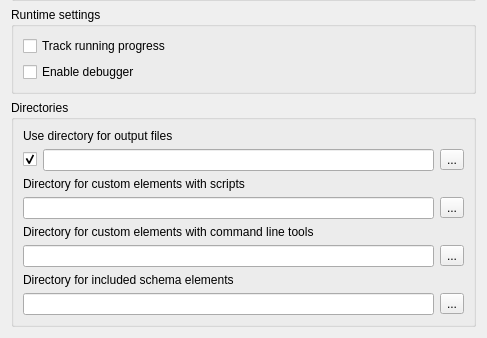
First picture: the form in src/plugins/workflow_designer/src/ui/WorkflowSettingsWidget.ui, repository violethaze74/ugene, before the edit; both pictures show x 0 to 487 and y 173 to 511 of the 487 by 511 pixel window.
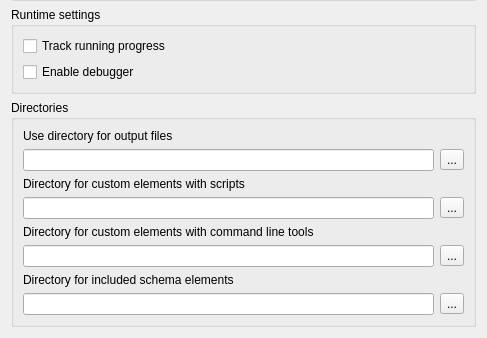
Second picture: the form after the edit.

The edit to the form file:
```diff
--- a/src/plugins/workflow_designer/src/ui/WorkflowSettingsWidget.ui
+++ b/src/plugins/workflow_designer/src/ui/WorkflowSettingsWidget.ui
@@ -127,16 +127,6 @@
       </item>
       <item>
        <layout class="QHBoxLayout" name="horizontalLayout_7">
-        <item>
-         <widget class="QCheckBox" name="workflowOutputBox">
-          <property name="text">
-           <string/>
-          </property>
-          <property name="checked">
-           <bool>true</bool>
-          </property>
-         </widget>
-        </item>
         <item>
          <widget class="QLineEdit" name="workflowOutputEdit"/>
         </item>
```
Left out of the diff: 35 changed lines with no effect on the pictures.
